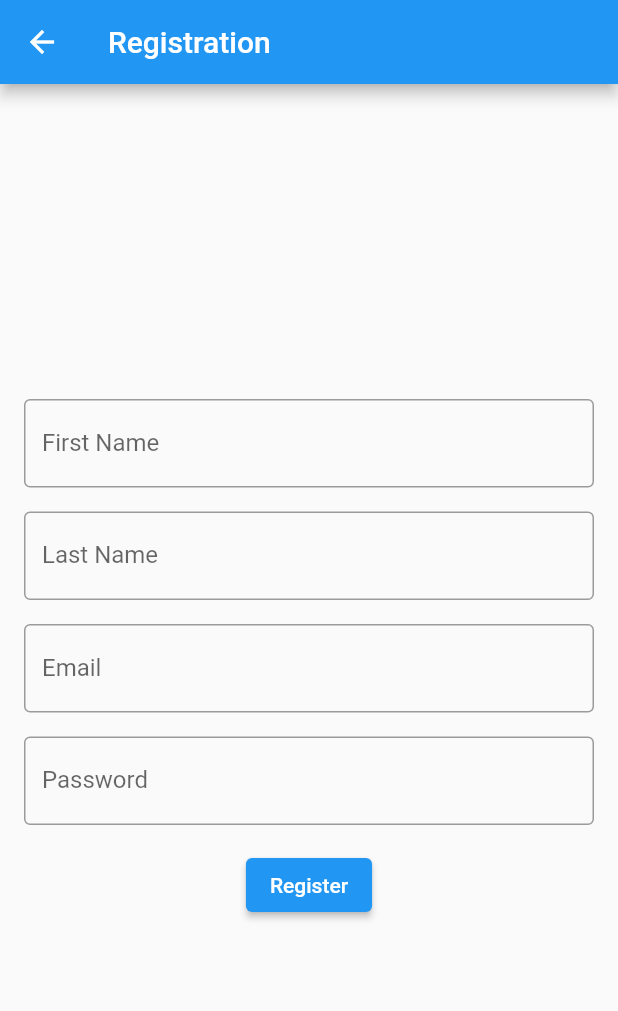
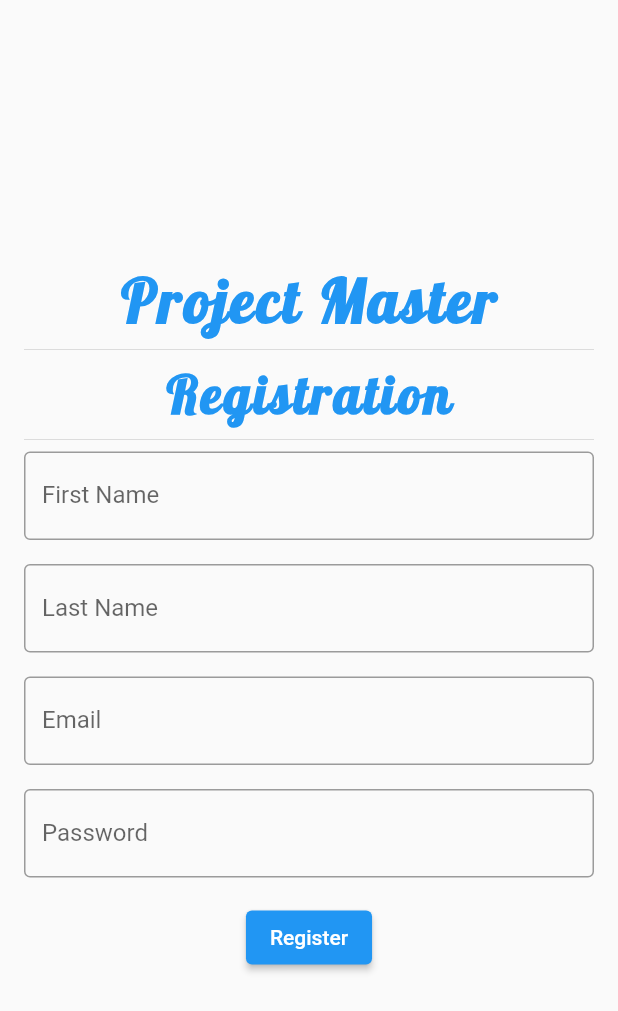
Before and after one commit to limwlee/ProjectMaster, a Flutter app: the RegistrationPage screen opened directly, on a phone screen of 412 x 824 dp. Shown: the top 1011 px of the screen. Run offline on Flutter 3.47's test engine with Material 2 defaults, Android fonts, the phone set to English and light mode, and no system bars; drawn by our look-alikes of animated_text_kit; our stand-ins replace cloud_firestore, firebase_auth, firebase_core, firebase_storage, google_fonts, google_sign_in and 3 more; missing offline and left inert: google_ml_kit; accounts and stored records are empty; network calls fail.

Commit message:
Project Master Ver.1.4 update UI

```diff
--- a/lib/project_page.dart
+++ b/lib/project_page.dart
@@ -1021,6 +1021,7 @@ class _ProjectPageState extends State<ProjectPage> {
                 height: 10,
               ),
               Row(
+                mainAxisAlignment: MainAxisAlignment.spaceBetween,
                 children: [
                   Text(
                     "Tasks:",
@@ -1029,6 +1030,9 @@ class _ProjectPageState extends State<ProjectPage> {
                       fontSize: 20,
                     ),
                   ),
+                  Text('(Hold to edit)',style: TextStyle(
+                    color: Colors.grey,
+                  ),)
                 ],
               ),
               SizedBox(
--- a/lib/registration_page.dart
+++ b/lib/registration_page.dart
@@ -1,5 +1,7 @@
+import 'package:animated_text_kit/animated_text_kit.dart';
 import 'package:flutter/material.dart';
 import 'package:firebase_auth/firebase_auth.dart';
+import 'package:google_fonts/google_fonts.dart';
 import 'package:project_master/login_page.dart';
 
 class RegistrationPage extends StatefulWidget {
@@ -17,14 +19,49 @@ class _RegistrationPageState extends State<RegistrationPage> {
   @override
   Widget build(BuildContext context) {
     return Scaffold(
-      appBar: AppBar(
-        title: Text('Registration'),
-      ),
+      // appBar: AppBar(
+      //   //title: Text('Registration'),
+      // ),
       body: Padding(
         padding: const EdgeInsets.all(16.0),
         child: Column(
           mainAxisAlignment: MainAxisAlignment.center,
           children: [
+            AnimatedTextKit(
+              animatedTexts: [
+                WavyAnimatedText(
+                    'Project Master',
+                    textStyle: GoogleFonts.lobster(
+                        textStyle: TextStyle(
+                          color: Colors.blue,
+                          fontSize: 40,
+                          letterSpacing: 2,
+                          fontWeight: FontWeight.bold,
+                        )
+                    )
+                )
+              ],
+              repeatForever: true,
+            ),
+            Divider(),
+            AnimatedTextKit(
+              animatedTexts: [
+                TypewriterAnimatedText(
+                    'Registration',
+                    speed: Duration(milliseconds: 300),
+                    textStyle: GoogleFonts.lobster(
+                        textStyle: TextStyle(
+                          color: Colors.blue,
+                          fontSize: 35,
+                          letterSpacing: 2,
+                          fontWeight: FontWeight.bold,
+                        )
+                    )
+                )
+              ],
+              repeatForever: true,
+            ),
+            Divider(),
             TextField(
               controller: _firstNameController,
               decoration: InputDecoration(
```
Also changed, not shown: lib/forgot_password_page.dart (+27 -3 lines), lib/pages/home_page.dart (+15 -0 lines).
